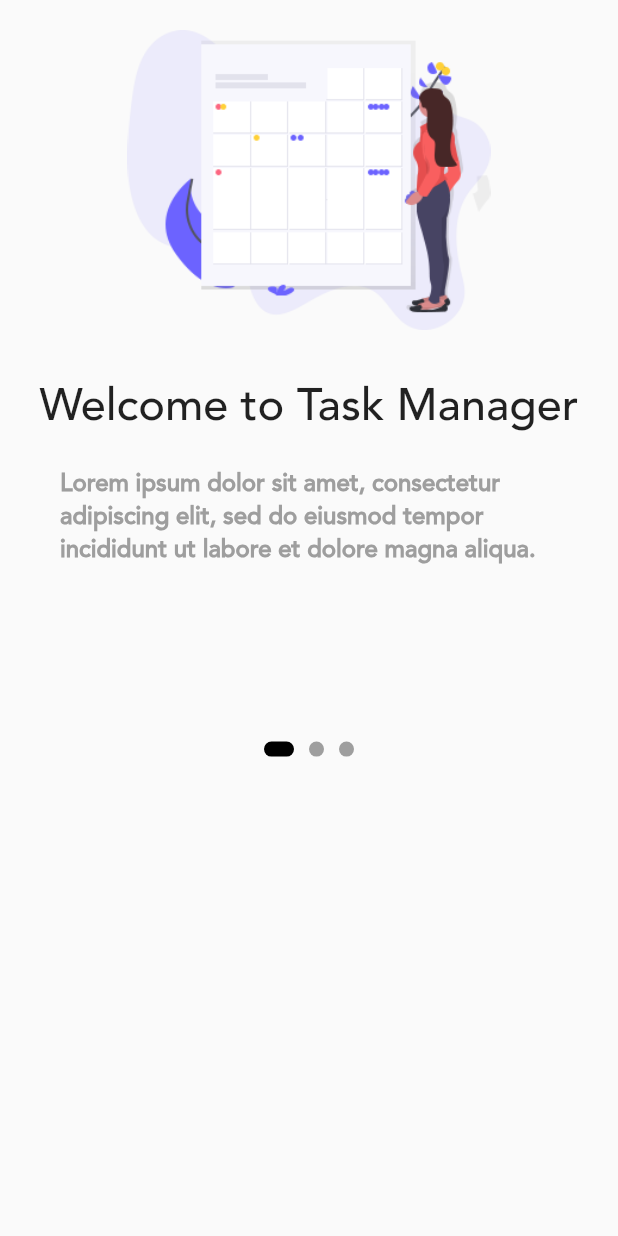
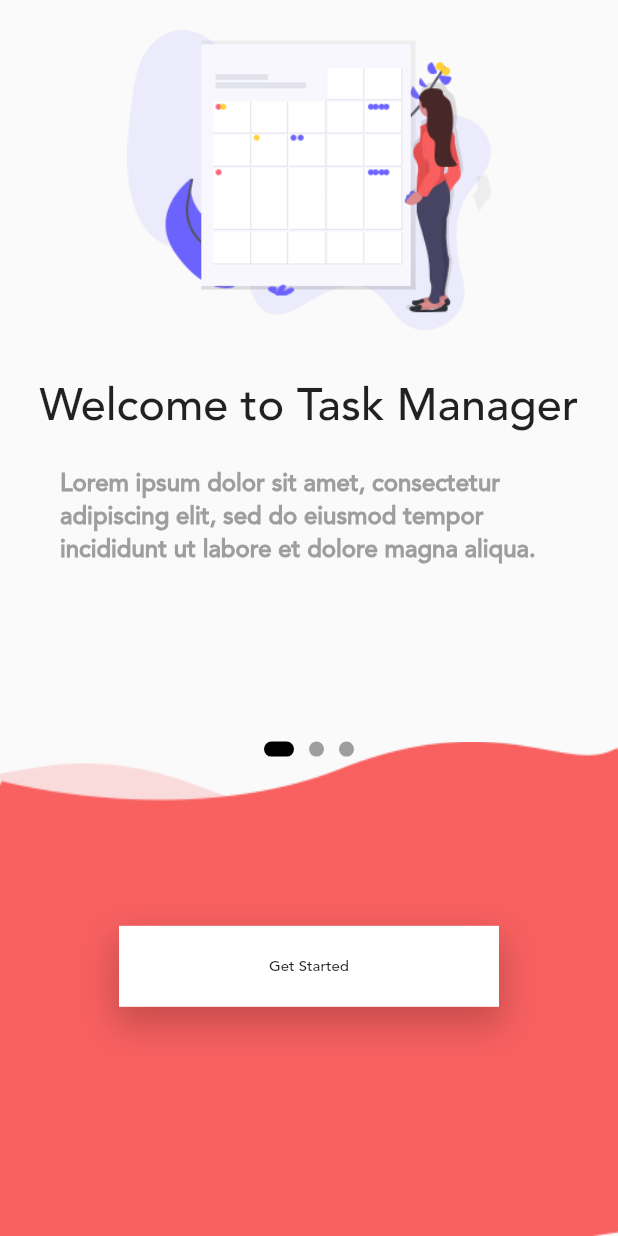
Before and after one commit to johnwanjema/flutter_todo_app, a Flutter app: the screen it shows after launch, on a phone screen of 412 x 824 dp. Run offline on Flutter 3.47's test engine with Material 2 defaults, Android fonts, the phone set to English and light mode, and no system bars.

Commit message:
add a get started button

```diff
--- a/lib/screens/OnboardingPage.dart
+++ b/lib/screens/OnboardingPage.dart
@@ -49,28 +49,73 @@ class _OnboardingPageState extends State<OnboardingPage> {
               Row(
                 mainAxisAlignment: MainAxisAlignment.center,
                 children: List.generate(3, (index) => getIndicator(index)),
+              ),
+            ],
+          ),
+          Positioned(
+              bottom: 0,
+              left: 0,
+              right: 0,
+              child: Container(
+                  height: MediaQuery.of(context).size.height * 0.4,
+                  width: 20000,
+                  margin: EdgeInsets.only(top: 50),
+                  decoration: BoxDecoration(
+                      image: DecorationImage(
+                          image: AssetImage('assets/images/path1.png'),
+                          fit: BoxFit.fill
+                      )
+                  ),
+                  child: Column(
+                    mainAxisAlignment: MainAxisAlignment.center,
+                    children: <Widget>[
+                      InkWell(
+                        onTap: (){},
+                        child: Container(
+                          padding: EdgeInsets.symmetric(vertical: 20,horizontal: 100),
+                          decoration: BoxDecoration(
+                            color: Colors.white,
+                            boxShadow: [BoxShadow(
+                              color: Colors.black.withOpacity(0.2),
+                              offset: Offset(0,10),
+                                blurRadius: 20,
+                              spreadRadius: 3
+                            )]
+                          ),
+                          child: Text(
+                            'Get Started',style: TextStyle(
+                            fontSize: 10
+                          ),
+                          ),
+                        ),
+                      ),
+                      SizedBox(
+                        height: 30,
+                      ),
+                    ],
+                  ),
               )
-            ],
-          )
+          ),
         ],
       ),
     );
   }
 
-  AnimatedContainer getIndicator(int index){
+  AnimatedContainer getIndicator(int index) {
     return AnimatedContainer(
       duration: Duration(
         microseconds: 100,
       ),
       height: 10,
-      width: (currentPage  == index) ? 20 :10,
+      width: (currentPage == index) ? 20 : 10,
       margin: EdgeInsets.symmetric(horizontal: 5),
       decoration: BoxDecoration(
         borderRadius: BorderRadius.all(Radius.circular(5)),
-        color: (currentPage  == index) ? Colors.black : Colors.grey,
+        color: (currentPage == index) ? Colors.black : Colors.grey,
       ),
     );
   }
+
   Column OnboardingPageState(String img, String title) {
     return Column(
       mainAxisAlignment: MainAxisAlignment.start,
@@ -93,21 +138,15 @@ class _OnboardingPageState extends State<OnboardingPage> {
           padding: EdgeInsets.symmetric(vertical: 10),
           child: (Text(
             '$title',
-            style: TextStyle(
-              fontSize: 30,
-              fontWeight: FontWeight.w500
-            ),
+            style: TextStyle(fontSize: 30, fontWeight: FontWeight.w500),
           )),
         ),
         Container(
-          padding: EdgeInsets.symmetric(vertical: 10,horizontal: 40),
+          padding: EdgeInsets.symmetric(vertical: 10, horizontal: 40),
           child: (Text(
             'Lorem ipsum dolor sit amet, consectetur adipiscing elit, sed do eiusmod tempor incididunt ut labore et dolore magna aliqua.',
             style: TextStyle(
-              fontSize: 16,
-              color: Colors.grey,
-              fontWeight: FontWeight.bold
-            ),
+                fontSize: 16, color: Colors.grey, fontWeight: FontWeight.bold),
           )),
         )
       ],
@@ -118,5 +157,4 @@ class _OnboardingPageState extends State<OnboardingPage> {
     currentPage = value++;
     setState(() {});
   }
-
 }
```
